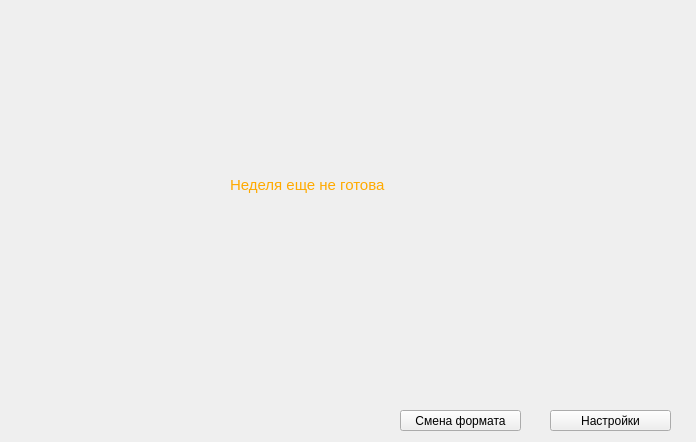
First picture: the form in MyProject/week.ui, repository klilukqq/youlab, before the edit.
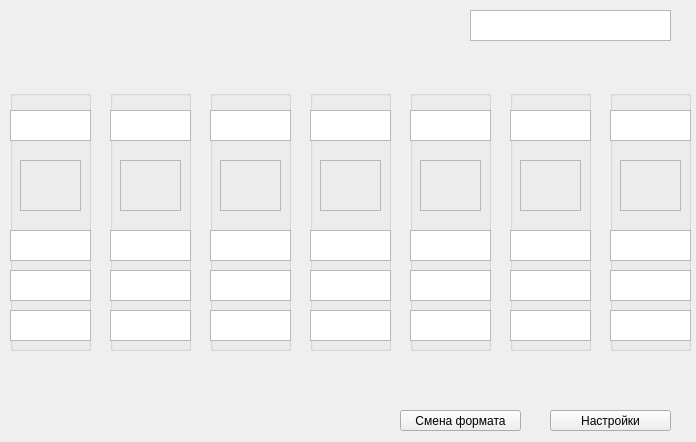
Second picture: the form after the edit.

```diff
--- a/MyProject/week.ui
+++ b/MyProject/week.ui
@@ -10,6 +10,18 @@
     <height>442</height>
    </rect>
   </property>
+  <property name="minimumSize">
+   <size>
+    <width>696</width>
+    <height>442</height>
+   </size>
+  </property>
+  <property name="maximumSize">
+   <size>
+    <width>696</width>
+    <height>442</height>
+   </size>
+  </property>
   <property name="windowTitle">
    <string>Widget</string>
   </property>
@@ -39,18 +51,498 @@
     <string>Настройки</string>
    </property>
   </widget>
-  <widget class="QLabel" name="label">
+  <widget class="QTextBrowser" name="City">
    <property name="geometry">
     <rect>
-     <x>230</x>
-     <y>150</y>
-     <width>211</width>
-     <height>71</height>
+     <x>470</x>
+     <y>10</y>
+     <width>201</width>
+     <height>31</height>
     </rect>
    </property>
-   <property name="text">
-    <string>&lt;html&gt;&lt;head/&gt;&lt;body&gt;&lt;p&gt;&lt;span style=&quot; font-size:11pt; color:#ffaa00;&quot;&gt;Неделя еще не готова&lt;/span&gt;&lt;/p&gt;&lt;/body&gt;&lt;/html&gt;</string>
+  </widget>
+  <widget class="QGroupBox" name="day1">
+   <property name="geometry">
+    <rect>
+     <x>10</x>
+     <y>90</y>
+     <width>81</width>
+     <height>261</height>
+    </rect>
    </property>
+   <property name="title">
+    <string/>
+   </property>
+   <widget class="QFrame" name="frame">
+    <property name="geometry">
+     <rect>
+      <x>10</x>
+      <y>70</y>
+      <width>61</width>
+      <height>51</height>
+     </rect>
+    </property>
+    <property name="frameShape">
+     <enum>QFrame::StyledPanel</enum>
+    </property>
+    <property name="frameShadow">
+     <enum>QFrame::Raised</enum>
+    </property>
+   </widget>
+   <widget class="QTextBrowser" name="date_1">
+    <property name="geometry">
+     <rect>
+      <x>0</x>
+      <y>20</y>
+      <width>81</width>
+      <height>31</height>
+     </rect>
+    </property>
+   </widget>
+   <widget class="QTextBrowser" name="day_deg_1">
+    <property name="geometry">
+     <rect>
+      <x>0</x>
+      <y>140</y>
+      <width>81</width>
+      <height>31</height>
+     </rect>
+    </property>
+   </widget>
+   <widget class="QTextBrowser" name="night_deg_1">
+    <property name="geometry">
+     <rect>
+      <x>0</x>
+      <y>180</y>
+      <width>81</width>
+      <height>31</height>
+     </rect>
+    </property>
+   </widget>
+   <widget class="QTextBrowser" name="weather_1">
+    <property name="geometry">
+     <rect>
+      <x>0</x>
+      <y>220</y>
+      <width>81</width>
+      <height>31</height>
+     </rect>
+    </property>
+   </widget>
+  </widget>
+  <widget class="QGroupBox" name="day2">
+   <property name="geometry">
+    <rect>
+     <x>110</x>
+     <y>90</y>
+     <width>81</width>
+     <height>261</height>
+    </rect>
+   </property>
+   <property name="title">
+    <string/>
+   </property>
+   <widget class="QFrame" name="frame_2">
+    <property name="geometry">
+     <rect>
+      <x>10</x>
+      <y>70</y>
+      <width>61</width>
+      <height>51</height>
+     </rect>
+    </property>
+    <property name="frameShape">
+     <enum>QFrame::StyledPanel</enum>
+    </property>
+    <property name="frameShadow">
+     <enum>QFrame::Raised</enum>
+    </property>
+   </widget>
+   <widget class="QTextBrowser" name="date_2">
+    <property name="geometry">
+     <rect>
+      <x>0</x>
+      <y>20</y>
+      <width>81</width>
+      <height>31</height>
+     </rect>
+    </property>
+   </widget>
+   <widget class="QTextBrowser" name="day_deg_2">
+    <property name="geometry">
+     <rect>
+      <x>0</x>
+      <y>140</y>
+      <width>81</width>
+      <height>31</height>
+     </rect>
+    </property>
+   </widget>
+   <widget class="QTextBrowser" name="night_deg_2">
+    <property name="geometry">
+     <rect>
+      <x>0</x>
+      <y>180</y>
+      <width>81</width>
+      <height>31</height>
+     </rect>
+    </property>
+   </widget>
+   <widget class="QTextBrowser" name="weather_2">
+    <property name="geometry">
+     <rect>
+      <x>0</x>
+      <y>220</y>
+      <width>81</width>
+      <height>31</height>
+     </rect>
+    </property>
+   </widget>
+  </widget>
+  <widget class="QGroupBox" name="day3">
+   <property name="geometry">
+    <rect>
+     <x>210</x>
+     <y>90</y>
+     <width>81</width>
+     <height>261</height>
+    </rect>
+   </property>
+   <property name="title">
+    <string/>
+   </property>
+   <widget class="QFrame" name="frame_3">
+    <property name="geometry">
+     <rect>
+      <x>10</x>
+      <y>70</y>
+      <width>61</width>
+      <height>51</height>
+     </rect>
+    </property>
+    <property name="frameShape">
+     <enum>QFrame::StyledPanel</enum>
+    </property>
+    <property name="frameShadow">
+     <enum>QFrame::Raised</enum>
+    </property>
+   </widget>
+   <widget class="QTextBrowser" name="date_3">
+    <property name="geometry">
+     <rect>
+      <x>0</x>
+      <y>20</y>
+      <width>81</width>
+      <height>31</height>
+     </rect>
+    </property>
+   </widget>
+   <widget class="QTextBrowser" name="day_deg_3">
+    <property name="geometry">
+     <rect>
+      <x>0</x>
+      <y>140</y>
+      <width>81</width>
+      <height>31</height>
+     </rect>
+    </property>
+   </widget>
+   <widget class="QTextBrowser" name="night_deg_3">
+    <property name="geometry">
+     <rect>
+      <x>0</x>
+      <y>180</y>
+      <width>81</width>
+      <height>31</height>
+     </rect>
+    </property>
+   </widget>
+   <widget class="QTextBrowser" name="weather_3">
+    <property name="geometry">
+     <rect>
+      <x>0</x>
+      <y>220</y>
+      <width>81</width>
+      <height>31</height>
+     </rect>
+    </property>
+   </widget>
+  </widget>
+  <widget class="QGroupBox" name="day4">
+   <property name="geometry">
+    <rect>
+     <x>310</x>
+     <y>90</y>
+     <width>81</width>
+     <height>261</height>
+    </rect>
+   </property>
+   <property name="title">
+    <string/>
+   </property>
+   <widget class="QFrame" name="frame_5">
+    <property name="geometry">
+     <rect>
+      <x>10</x>
+      <y>70</y>
+      <width>61</width>
+      <height>51</height>
+     </rect>
+    </property>
+    <property name="frameShape">
+     <enum>QFrame::StyledPanel</enum>
+    </property>
+    <property name="frameShadow">
+     <enum>QFrame::Raised</enum>
+    </property>
+   </widget>
+   <widget class="QTextBrowser" name="date_4">
+    <property name="geometry">
+     <rect>
+      <x>0</x>
+      <y>20</y>
+      <width>81</width>
+      <height>31</height>
+     </rect>
+    </property>
+   </widget>
+   <widget class="QTextBrowser" name="day_deg_4">
+    <property name="geometry">
+     <rect>
+      <x>0</x>
+      <y>140</y>
+      <width>81</width>
+      <height>31</height>
+     </rect>
+    </property>
+   </widget>
+   <widget class="QTextBrowser" name="night_deg_5">
+    <property name="geometry">
+     <rect>
+      <x>0</x>
+      <y>180</y>
+      <width>81</width>
+      <height>31</height>
+     </rect>
+    </property>
+   </widget>
+   <widget class="QTextBrowser" name="weather_4">
+    <property name="geometry">
+     <rect>
+      <x>0</x>
+      <y>220</y>
+      <width>81</width>
+      <height>31</height>
+     </rect>
+    </property>
+   </widget>
+  </widget>
+  <widget class="QGroupBox" name="day5">
+   <property name="geometry">
+    <rect>
+     <x>410</x>
+     <y>90</y>
+     <width>81</width>
+     <height>261</height>
+    </rect>
+   </property>
+   <property name="title">
+    <string/>
+   </property>
+   <widget class="QFrame" name="frame_6">
+    <property name="geometry">
+     <rect>
+      <x>10</x>
+      <y>70</y>
+      <width>61</width>
+      <height>51</height>
+     </rect>
+    </property>
+    <property name="frameShape">
+     <enum>QFrame::StyledPanel</enum>
+    </property>
+    <property name="frameShadow">
+     <enum>QFrame::Raised</enum>
+    </property>
+   </widget>
+   <widget class="QTextBrowser" name="date_5">
+    <property name="geometry">
+     <rect>
+      <x>0</x>
+      <y>20</y>
+      <width>81</width>
+      <height>31</height>
+     </rect>
+    </property>
+   </widget>
+   <widget class="QTextBrowser" name="day_deg_5">
+    <property name="geometry">
+     <rect>
+      <x>0</x>
+      <y>140</y>
+      <width>81</width>
+      <height>31</height>
+     </rect>
+    </property>
+   </widget>
+   <widget class="QTextBrowser" name="night_deg_6">
+    <property name="geometry">
+     <rect>
+      <x>0</x>
+      <y>180</y>
+      <width>81</width>
+      <height>31</height>
+     </rect>
+    </property>
+   </widget>
+   <widget class="QTextBrowser" name="weather_5">
+    <property name="geometry">
+     <rect>
+      <x>0</x>
+      <y>220</y>
+      <width>81</width>
+      <height>31</height>
+     </rect>
+    </property>
+   </widget>
+  </widget>
+  <widget class="QGroupBox" name="day6">
+   <property name="geometry">
+    <rect>
+     <x>510</x>
+     <y>90</y>
+     <width>81</width>
+     <height>261</height>
+    </rect>
+   </property>
+   <property name="title">
+    <string/>
+   </property>
+   <widget class="QFrame" name="frame_7">
+    <property name="geometry">
+     <rect>
+      <x>10</x>
+      <y>70</y>
+      <width>61</width>
+      <height>51</height>
+     </rect>
+    </property>
+    <property name="frameShape">
+     <enum>QFrame::StyledPanel</enum>
+    </property>
+    <property name="frameShadow">
+     <enum>QFrame::Raised</enum>
+    </property>
+   </widget>
+   <widget class="QTextBrowser" name="date_6">
+    <property name="geometry">
+     <rect>
+      <x>0</x>
+      <y>20</y>
+      <width>81</width>
+      <height>31</height>
+     </rect>
+    </property>
+   </widget>
+   <widget class="QTextBrowser" name="day_deg_6">
+    <property name="geometry">
+     <rect>
+      <x>0</x>
+      <y>140</y>
+      <width>81</width>
+      <height>31</height>
+     </rect>
+    </property>
+   </widget>
+   <widget class="QTextBrowser" name="night_deg_8">
+    <property name="geometry">
+     <rect>
+      <x>0</x>
+      <y>180</y>
+      <width>81</width>
+      <height>31</height>
+     </rect>
+    </property>
+   </widget>
+   <widget class="QTextBrowser" name="weather_6">
+    <property name="geometry">
+     <rect>
+      <x>0</x>
+      <y>220</y>
+      <width>81</width>
+      <height>31</height>
+     </rect>
+    </property>
+   </widget>
+  </widget>
+  <widget class="QGroupBox" name="day7">
+   <property name="geometry">
+    <rect>
+     <x>610</x>
+     <y>90</y>
+     <width>81</width>
+     <height>261</height>
+    </rect>
+   </property>
+   <property name="title">
+    <string/>
+   </property>
+   <widget class="QFrame" name="frame_8">
+    <property name="geometry">
+     <rect>
+      <x>10</x>
+      <y>70</y>
+      <width>61</width>
+      <height>51</height>
+     </rect>
+    </property>
+    <property name="frameShape">
+     <enum>QFrame::StyledPanel</enum>
+    </property>
+    <property name="frameShadow">
+     <enum>QFrame::Raised</enum>
+    </property>
+   </widget>
+   <widget class="QTextBrowser" name="date_7">
+    <property name="geometry">
+     <rect>
+      <x>0</x>
+      <y>20</y>
+      <width>81</width>
+      <height>31</height>
+     </rect>
+    </property>
+   </widget>
+   <widget class="QTextBrowser" name="day_deg_7">
+    <property name="geometry">
+     <rect>
+      <x>0</x>
+      <y>140</y>
+      <width>81</width>
+      <height>31</height>
+     </rect>
+    </property>
+   </widget>
+   <widget class="QTextBrowser" name="night_deg_7">
+    <property name="geometry">
+     <rect>
+      <x>0</x>
+      <y>180</y>
+      <width>81</width>
+      <height>31</height>
+     </rect>
+    </property>
+   </widget>
+   <widget class="QTextBrowser" name="weather_7">
+    <property name="geometry">
+     <rect>
+      <x>0</x>
+      <y>220</y>
+      <width>81</width>
+      <height>31</height>
+     </rect>
+    </property>
+   </widget>
   </widget>
  </widget>
  <resources/>
```
